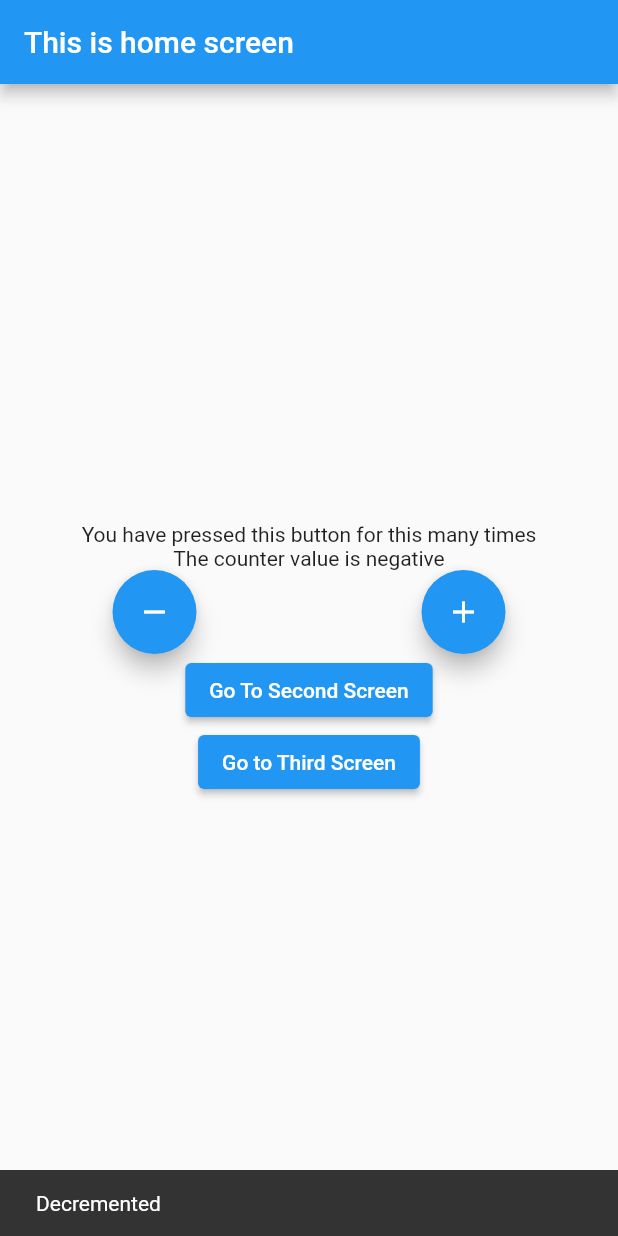
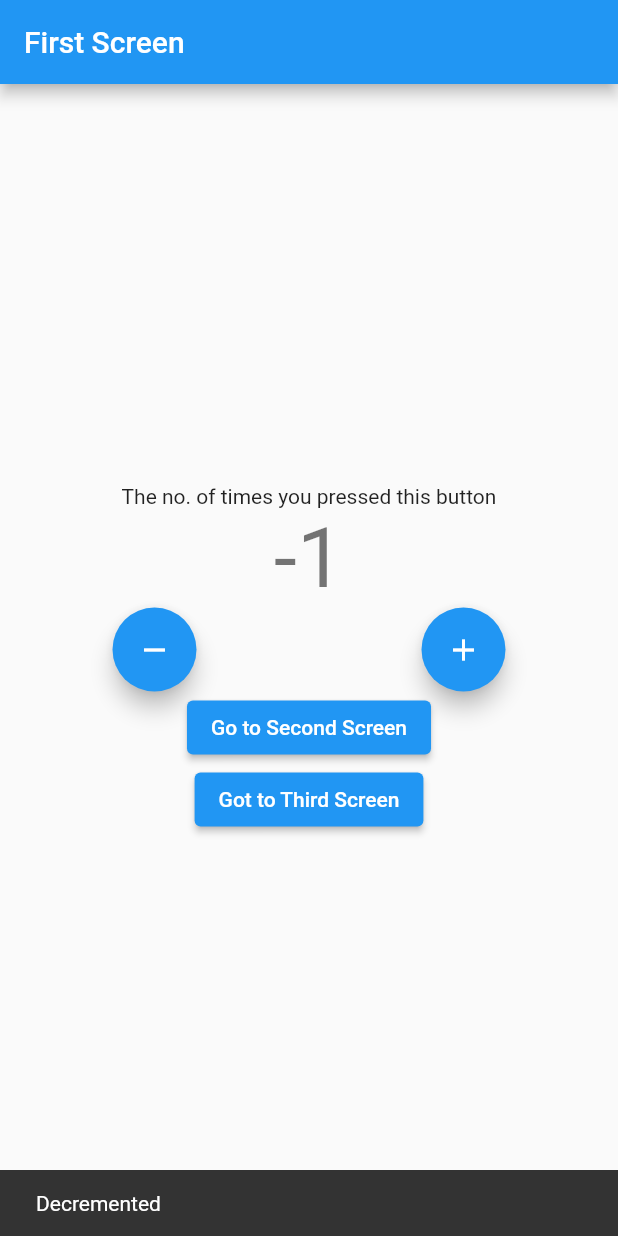
Before and after one commit to ScreamingSyntax/Bloc-Progress, a Flutter app: the screen it shows after launch, after a tap on the "remove" icon, on a phone screen of 412 x 824 dp. Run offline on Flutter 3.47's test engine with Material 2 defaults, Android fonts, the phone set to English and light mode, and no system bars; our stand-ins replace equatable, flutter_bloc.

Commit message:
Anonymous Routing

```diff
--- a/lib/Logic/cubit/counter_cubit.dart
+++ /dev/null
@@ -1,11 +0,0 @@
-import 'package:bloc/bloc.dart';
-import 'package:equatable/equatable.dart';
-part 'counter_state.dart';
-
-class CounterCubit extends Cubit<CounterState> {
-  CounterCubit() : super(CounterState(counterValue: 0, wasIncremented: false));
-  void increment() => emit(
-      CounterState(counterValue: state.counterValue + 1, wasIncremented: true));
-  void decrement() => emit(CounterState(
-      counterValue: state.counterValue - 1, wasIncremented: false));
-}
--- a/lib/Logic/cubit/counter_state.dart
+++ /dev/null
@@ -1,12 +0,0 @@
-part of 'counter_cubit.dart';
-
-// ignore: must_be_immutable
-class CounterState extends Equatable {
-  int counterValue;
-  bool wasIncremented;
-  CounterState({required this.counterValue, required this.wasIncremented});
-
-  @override
-  // TODO: implement props
-  List<Object?> get props => [counterValue, wasIncremented];
-}
--- a/lib/Presentation/Screens/home_screen.dart
+++ /dev/null
@@ -1,84 +0,0 @@
-import 'package:flutter/material.dart';
-import 'package:flutter_bloc/flutter_bloc.dart';
-
-import '../../Logic/cubit/counter_cubit.dart';
-
-class HomeScreen extends StatelessWidget {
-  const HomeScreen({super.key});
-
-  @override
-  Widget build(BuildContext context) {
-    return Scaffold(
-      appBar: AppBar(
-        title: Text("This is home screen"),
-      ),
-      body: BlocListener<CounterCubit, CounterState>(
-        listener: (context, state) {
-          if (state.wasIncremented == false) {
-            ScaffoldMessenger.of(context).showSnackBar(const SnackBar(
-              content: Text("Decremented"),
-              duration: Duration(seconds: 2),
-            ));
-          }
-          if (state.wasIncremented == true) {
-            ScaffoldMessenger.of(context).showSnackBar(const SnackBar(
-              content: Text("Incremented"),
-              duration: Duration(seconds: 2),
-            ));
-          }
-        },
-        child: Center(
-          child: Column(
-            mainAxisAlignment: MainAxisAlignment.center,
-            children: [
-              const Text("You have pressed this button for this many times"),
-              BlocBuilder<CounterCubit, CounterState>(
-                builder: (context, state) {
-                  if (state.counterValue < 0) {
-                    return const Text("The counter value is negative");
-                  }
-                  if (state.counterValue % 2 == 0) {
-                    return Text(
-                        "The counter value ${state.counterValue} is divisible by 2");
-                  }
-                  return Text(
-                    "Hello ${state.counterValue}",
-                  );
-                },
-              ),
-              Row(
-                mainAxisAlignment: MainAxisAlignment.spaceAround,
-                children: [
-                  FloatingActionButton(
-                    heroTag: 'minus',
-                    tooltip: 'Decrement',
-                    onPressed: () {
-                      BlocProvider.of<CounterCubit>(context).decrement();
-                    },
-                    child: const Icon(Icons.remove),
-                  ),
-                  FloatingActionButton(
-                    heroTag: 'plus',
-                    tooltip: 'Increment ',
-                    onPressed: () {
-                      BlocProvider.of<CounterCubit>(context).increment();
-                    },
-                    child: const Icon(Icons.add),
-                  ),
-                ],
-              ),
-              ElevatedButton(
-                  onPressed: () => {Navigator.of(context).pushNamed("/second")},
-                  child: Text("Go To Second Screen")),
-              ElevatedButton(
-                  onPressed: () {
-                    Navigator.of(context).pushNamed("third");
-                  },
-                  child: Text("Go to Third Screen"))
-            ],
-          ),
-        ),
-      ),
-    );
-  }
-}
--- /dev/null
+++ b/lib/logic/cubit/CounterCubit.dart
@@ -0,0 +1,10 @@
+import 'package:day1/logic/cubit/CounterState.dart';
+import 'package:flutter_bloc/flutter_bloc.dart';
+
+class CounterCubit extends Cubit<CounterState> {
+  CounterCubit() : super(CounterState(counterValue: 0, isIncremented: false));
+  void increment() => emit(
+      CounterState(counterValue: state.counterValue + 1, isIncremented: true));
+  void decrement() => emit(
+      CounterState(counterValue: state.counterValue - 1, isIncremented: false));
+}
--- /dev/null
+++ b/lib/logic/cubit/CounterState.dart
@@ -0,0 +1,12 @@
+import 'package:equatable/equatable.dart';
+
+// ignore: must_be_immutable
+class CounterState extends Equatable {
+  int counterValue;
+  bool isIncremented;
+  CounterState({required this.counterValue, required this.isIncremented});
+
+  @override
+  // TODO: implement props
+  List<Object?> get props => [counterValue, isIncremented];
+}
--- a/lib/main.dart
+++ b/lib/main.dart
@@ -1,43 +1,16 @@
-import 'package:day1/Presentation/Screens/second_screen.dart';
-import 'package:day1/Presentation/Screens/third_screen.dart';
+import 'package:day1/logic/cubit/CounterCubit.dart';
+import 'package:day1/presentation/pages/home_page.dart';
+import 'package:flutter/material.dart';
 import 'package:flutter_bloc/flutter_bloc.dart';
-import 'package:flutter/material.dart';
-import 'Logic/cubit/counter_cubit.dart';
-import 'Presentation/Screens/home_screen.dart';
 
 void main() => runApp(MyApp());
 
-class MyApp extends StatefulWidget {
-  @override
-  State<MyApp> createState() => _MyAppState();
-}
-
-class _MyAppState extends State<MyApp> {
-  final CounterCubit _counterCubit = CounterCubit();
-
+class MyApp extends StatelessWidget {
   @override
   Widget build(BuildContext context) {
     return MaterialApp(
-      routes: {
-        "/": (context) => BlocProvider.value(
-              value: _counterCubit,
-              child: const HomeScreen(),
-            ),
-        "/second": (context) => BlocProvider.value(
-              value: _counterCubit,
-              child: const SecondScreen(),
-            ),
-        "third": (context) => BlocProvider.value(
-              value: _counterCubit,
-              child: const ThirdScreen(),
-            )
-      },
+      home: BlocProvider<CounterCubit>(
+          create: (context) => CounterCubit(), child: HomePage()),
     );
   }
-
-  @override
-  void dispose() {
-    _counterCubit.close();
-    super.dispose();
-  }
 }
--- /dev/null
+++ b/lib/presentation/pages/home_page.dart
@@ -0,0 +1,88 @@
+import 'package:day1/presentation/pages/second_page.dart';
+import 'package:day1/presentation/pages/third_page.dart';
+import 'package:flutter/material.dart';
+import 'package:flutter_bloc/flutter_bloc.dart';
+
+import '../../logic/cubit/CounterCubit.dart';
+import '../../logic/cubit/CounterState.dart';
+
+class HomePage extends StatelessWidget {
+  @override
+  Widget build(BuildContext context) {
+    return Scaffold(
+      appBar: AppBar(
+        backgroundColor: Colors.blue,
+        title: Text("First Screen"),
+      ),
+      body: Column(
+        mainAxisAlignment: MainAxisAlignment.center,
+        children: [
+          const Text("The no. of times you pressed this button"),
+          BlocConsumer<CounterCubit, CounterState>(
+            listener: (context, state) {
+              if (state.isIncremented == true) {
+                ScaffoldMessenger.of(context).showSnackBar(const SnackBar(
+                  content: Text("Incremented"),
+                  duration: Duration(seconds: 1),
+                ));
+              }
+              if (state.isIncremented == false) {
+                ScaffoldMessenger.of(context).showSnackBar(const SnackBar(
+                  content: Text("Decremented"),
+                  duration: Duration(seconds: 1),
+                ));
+              }
+            },
+            builder: (context, state) {
+              return Text(
+                "${BlocProvider.of<CounterCubit>(context).state.counterValue}",
+                style: Theme.of(context).textTheme.displayMedium,
+              );
+            },
+          ),
+          Row(
+            mainAxisAlignment: MainAxisAlignment.spaceAround,
+            children: [
+              FloatingActionButton(
+                heroTag: '11',
+                onPressed: () {
+                  BlocProvider.of<CounterCubit>(context).decrement();
+                },
+                child: const Icon(Icons.remove),
+              ),
+              FloatingActionButton(
+                heroTag: '12',
+                onPressed: () {
+                  BlocProvider.of<CounterCubit>(context).increment();
+                },
+                child: const Icon(Icons.add),
+              ),
+            ],
+          ),
+          ElevatedButton(
+              onPressed: () {
+                Navigator.push(
+                    context,
+                    MaterialPageRoute(
+                        builder: (_) => BlocProvider.value(
+                              value: BlocProvider.of<CounterCubit>(context),
+                              child: SecondPage(),
+                            )));
+              },
+              child: Text("Go to Second Screen")),
+          ElevatedButton(
+              onPressed: () {
+                Navigator.push(
+                    context,
+                    MaterialPageRoute(
+                        builder: (_) => BlocProvider.value(
+                              value: BlocProvider.of<CounterCubit>(context),
+                              child: ThirdPage(),
+                            )));
+              },
+              child: Text("Got to Third Screen"))
+        ],
+      ),
+    );
+  }
+}
```
Also changed, not shown: lib/Presentation/Screens/second_screen.dart (deleted, +0 -84 lines), lib/Presentation/Screens/third_screen.dart (deleted, +0 -79 lines), lib/presentation/pages/second_page.dart (added, +71 -0 lines), lib/presentation/pages/third_page.dart (added, +71 -0 lines), 2 other files.
